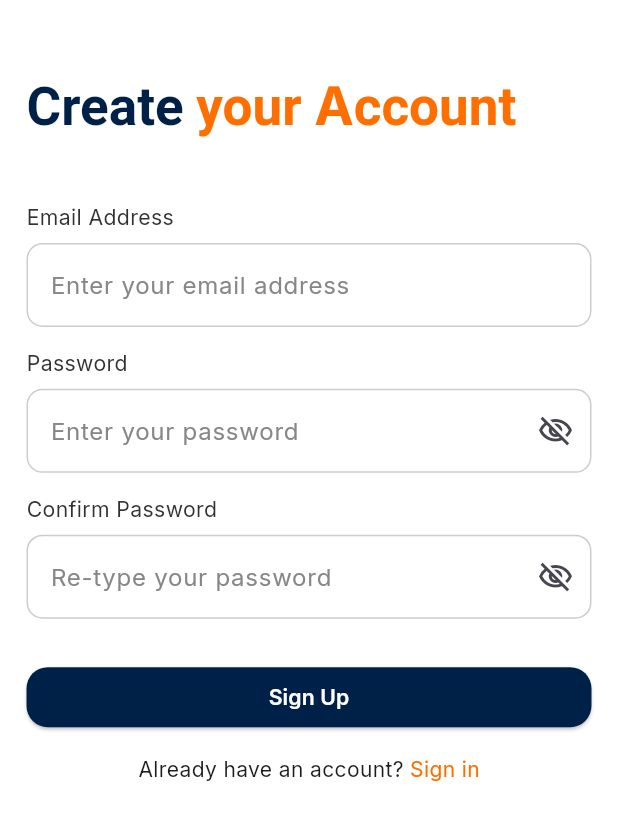
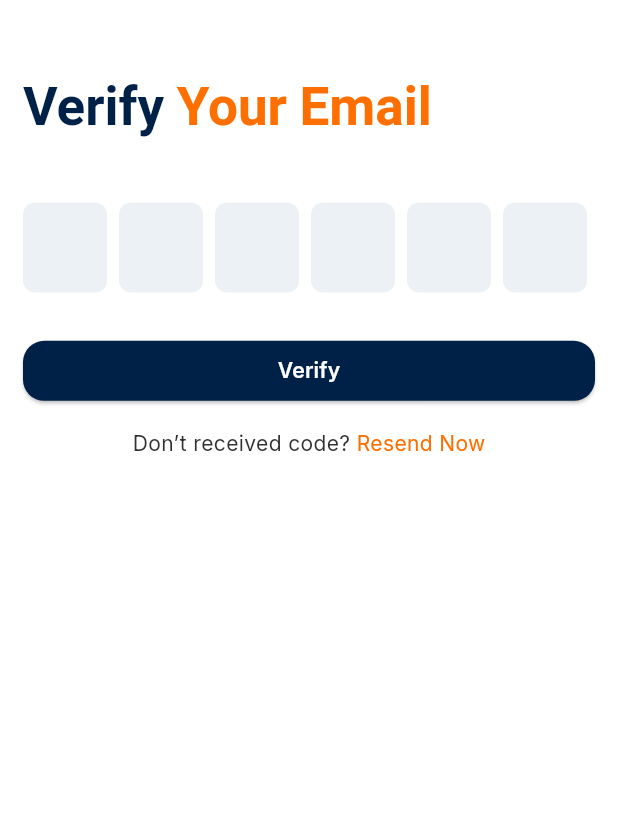
Before and after one commit to sajidrec/flutter_security_workforce, a Flutter app: the SignupPage screen opened by its route, after a tap on "Sign Up", on a phone screen of 412 x 824 dp, the part 306-1146 px from its top. Run offline on Flutter 3.47's test engine with Material 3 defaults, Android fonts, the phone set to English and light mode, and no system bars; drawn by our look-alikes of pinput; our stand-ins replace flutter_screenutil, flutter_svg, get, google_fonts.

Commit message:
- feat: add verify registration OTP page - refactor: update on-boarding page UI

```diff
--- /dev/null
+++ b/lib/app/modules/auth/signup_page/binding/verify_registration_otp_page_binding.dart
@@ -0,0 +1,9 @@
+import 'package:flutter_security_workforce/app/modules/auth/signup_page/controllers/verify_registration_otp_page_controller.dart';
+import 'package:get/get.dart';
+
+class VerifyRegistrationOtpPageBinding extends Bindings {
+  @override
+  void dependencies() {
+    Get.lazyPut(() => VerifyRegistrationOtpPageController());
+  }
+}
--- /dev/null
+++ b/lib/app/modules/auth/signup_page/controllers/verify_registration_otp_page_controller.dart
@@ -0,0 +1,12 @@
+import 'package:flutter/cupertino.dart';
+import 'package:get/get.dart';
+
+class VerifyRegistrationOtpPageController extends GetxController {
+  final TextEditingController pinPutController = TextEditingController();
+
+  @override
+  void onClose() {
+    pinPutController.dispose();
+    super.onClose();
+  }
+}
--- a/lib/app/modules/auth/signup_page/views/signup_page.dart
+++ b/lib/app/modules/auth/signup_page/views/signup_page.dart
@@ -2,6 +2,7 @@ import 'package:flutter/material.dart';
 import 'package:flutter_screenutil/flutter_screenutil.dart';
 import 'package:flutter_security_workforce/app/core/constants/app_assets.dart';
 import 'package:flutter_security_workforce/app/modules/auth/signup_page/controllers/signup_page_controller.dart';
+import 'package:flutter_security_workforce/app/routes/app_routes.dart';
 import 'package:get/get.dart';
 
 import '../../../../core/constants/app_colors.dart';
@@ -35,7 +36,7 @@ class SignupPage extends StatelessWidget {
                         style: TextStyle(color: AppColors.secondaryNavyBlue),
                       ),
                       TextSpan(
-                        text: "your Account",
+                        text: "Your Account",
                         style: TextStyle(color: AppColors.primaryOrange),
                       ),
                     ],
@@ -87,7 +88,9 @@ class SignupPage extends StatelessWidget {
     return SizedBox(
       width: double.infinity,
       child: ElevatedButton(
-        onPressed: () {},
+        onPressed: () {
+          Get.toNamed(AppRoutes.verifyRegistrationOtpRoute);
+        },
         style: ElevatedButton.styleFrom(
           backgroundColor: AppColors.secondaryNavyBlue,
           foregroundColor: AppColors.primaryWhite,
--- /dev/null
+++ b/lib/app/modules/auth/signup_page/views/verify_registration_otp_page.dart
@@ -0,0 +1,104 @@
+import 'package:flutter/material.dart';
+import 'package:flutter_screenutil/flutter_screenutil.dart';
+import 'package:flutter_security_workforce/app/core/constants/app_assets.dart';
+import 'package:flutter_security_workforce/app/modules/auth/signup_page/controllers/verify_registration_otp_page_controller.dart';
+import 'package:get/get.dart';
+import 'package:pinput/pinput.dart';
+
+import '../../../../core/constants/app_colors.dart';
+
+class VerifyRegistrationOtpPage extends StatelessWidget {
+  const VerifyRegistrationOtpPage({super.key});
+
+  @override
+  Widget build(BuildContext context) {
+    return Scaffold(
+      appBar: AppBar(),
+      body: SafeArea(
+        child: Padding(
+          padding: EdgeInsets.symmetric(horizontal: 16.w),
+          child: Column(
+            crossAxisAlignment: CrossAxisAlignment.start,
+            children: [
+              Center(child: Image.asset(AppAssets.securiverseIcon)),
+              SizedBox(height: 56.h),
+
+              RichText(
+                text: TextSpan(
+                  style: TextStyle(
+                    fontSize: 40.sp,
+                    fontWeight: FontWeight.w700,
+                  ),
+                  children: [
+                    TextSpan(
+                      text: "Verify ",
+                      style: TextStyle(color: AppColors.secondaryNavyBlue),
+                    ),
+                    TextSpan(
+                      text: "Your Email",
+                      style: TextStyle(color: AppColors.primaryOrange),
+                    ),
+                  ],
+                ),
+              ),
+              SizedBox(height: 48.h),
+
+              GetBuilder<VerifyRegistrationOtpPageController>(
+                builder: (controller) {
+                  return Pinput(
+                    controller: controller.pinPutController,
+                    length: 6,
+                  );
+                },
+              ),
+
+              SizedBox(height: 32.h),
+
+              _buildVerifyButton(),
+
+              SizedBox(height: 16.h),
+
+              Row(
+                mainAxisAlignment: MainAxisAlignment.center,
+                children: [
+                  Text(
+                    "Don’t received code? ",
+                    style: TextStyle(color: AppColors.primaryBlack),
+                  ),
+                  InkWell(
+                    onTap: () {},
+                    child: Text(
+                      "Resend Now",
+                      style: TextStyle(color: AppColors.primaryOrange),
+                    ),
+                  ),
+                ],
+              ),
+            ],
+          ),
+        ),
+      ),
+    );
+  }
+
+  SizedBox _buildVerifyButton() {
+    return SizedBox(
+      width: double.infinity,
+      child: ElevatedButton(
+        style: ElevatedButton.styleFrom(
+          backgroundColor: AppColors.secondaryNavyBlue,
+          foregroundColor: AppColors.primaryWhite,
+
+          shape: RoundedRectangleBorder(
+            borderRadius: BorderRadius.circular(16.r),
+          ),
+        ),
+        onPressed: () {},
+        child: Text(
+          "Verify",
+          style: TextStyle(fontSize: 16.sp, fontWeight: FontWeight.w600),
+        ),
+      ),
+    );
+  }
+}
--- a/lib/app/modules/on_boarding_page/presentation/views/on_boarding_page.dart
+++ b/lib/app/modules/on_boarding_page/presentation/views/on_boarding_page.dart
@@ -23,24 +23,32 @@ class OnBoardingPage extends StatelessWidget {
             width: double.infinity,
             height: double.infinity,
           ),
-          // BackdropFilter for blur effect
+          // BackdropFilter with gradient for darkening effect at the bottom
           BackdropFilter(
             filter: ImageFilter.blur(sigmaX: 5.0, sigmaY: 5.0),
             child: Container(
-              color: AppColors.primarySteelBlue.withAlpha(
-                (255 * 0.000).round(),
+              decoration: BoxDecoration(
+                gradient: LinearGradient(
+                  begin: Alignment.topCenter,
+                  end: Alignment.bottomCenter,
+                  colors: [
+                    Colors.transparent,
+                    // Top part (transparent)
+                    AppColors.primaryBlack,
+                    // Bottom part (darker)
+                  ],
+                  stops: [0.01, 1.0], // Gradual change towards the bottom
+                ),
               ),
             ),
           ),
           // Using Align and Padding properly to handle bottom positioning
           Align(
-            alignment: Alignment.bottomLeft, // Align to the bottom center
+            alignment: Alignment.bottomLeft, // Align to the bottom left
             child: Padding(
               padding: EdgeInsets.all(20.w),
-              // Adjust this value to your needs
               child: Column(
                 mainAxisSize: MainAxisSize.min,
-                // Prevents Column from taking too much space
                 children: [
                   RichText(
                     text: TextSpan(
@@ -68,7 +76,6 @@ class OnBoardingPage extends StatelessWidget {
                     ),
                   ),
                   SizedBox(height: 32.h),
-
                   SizedBox(
                     width: double.infinity,
                     child: ElevatedButton(
@@ -90,7 +97,6 @@ class OnBoardingPage extends StatelessWidget {
                     ),
                   ),
                   SizedBox(height: 16.h),
-
                   SizedBox(
                     width: double.infinity,
                     child: ElevatedButton(
@@ -111,9 +117,7 @@ class OnBoardingPage extends StatelessWidget {
                       ),
                     ),
                   ),
-
                   SizedBox(height: 12.h),
-
                   Row(
                     mainAxisAlignment: MainAxisAlignment.center,
                     children: [
@@ -132,6 +136,7 @@ class OnBoardingPage extends StatelessWidget {
                       ),
                     ],
                   ),
+                  SizedBox(height: 12.h),
                 ],
               ),
             ),
--- a/lib/app/routes/app_pages.dart
+++ b/lib/app/routes/app_pages.dart
@@ -1,5 +1,7 @@
 import 'package:flutter_security_workforce/app/modules/auth/signup_page/binding/signup_page_binding.dart';
+import 'package:flutter_security_workforce/app/modules/auth/signup_page/binding/verify_registration_otp_page_binding.dart';
 import 'package:flutter_security_workforce/app/modules/auth/signup_page/views/signup_page.dart';
+import 'package:flutter_security_workforce/app/modules/auth/signup_page/views/verify_registration_otp_page.dart';
 import 'package:flutter_security_workforce/app/modules/on_boarding_page/presentation/bindings/on_boarding_get_started_page_binding.dart';
 import 'package:flutter_security_workforce/app/modules/on_boarding_page/presentation/bindings/on_boarding_page_binding.dart';
 import 'package:flutter_security_workforce/app/modules/on_boarding_page/presentation/views/on_boarding_get_started_page.dart';
@@ -42,5 +44,11 @@ class AppPages {
       page: () => SignupPage(),
       binding: SignupPageBinding(),
     ),
+
+    GetPage(
+      name: AppRoutes.verifyRegistrationOtpRoute,
+      page: () => VerifyRegistrationOtpPage(),
+      binding: VerifyRegistrationOtpPageBinding(),
+    ),
   ];
 }
--- a/lib/app/routes/app_routes.dart
+++ b/lib/app/routes/app_routes.dart
@@ -4,4 +4,6 @@ abstract class AppRoutes {
   static const String onBoardingGetStartedRoute = '/onBoardingGetStartedRoute';
   static const String onBoardingRoute = '/onBoardingRoute';
   static const String signupRoute = '/signupRoute';
+  static const String verifyRegistrationOtpRoute =
+      '/verifyRegistrationOtpRoute';
 }
--- a/pubspec.yaml
+++ b/pubspec.yaml
@@ -38,6 +38,7 @@ dependencies:
   flutter_screenutil: ^5.9.3
   flutter_svg: ^2.2.1
   google_fonts: ^6.3.2
+  pinput: ^5.0.2
 
 dev_dependencies:
   flutter_test:
```
Also changed, not shown: pubspec.lock.
